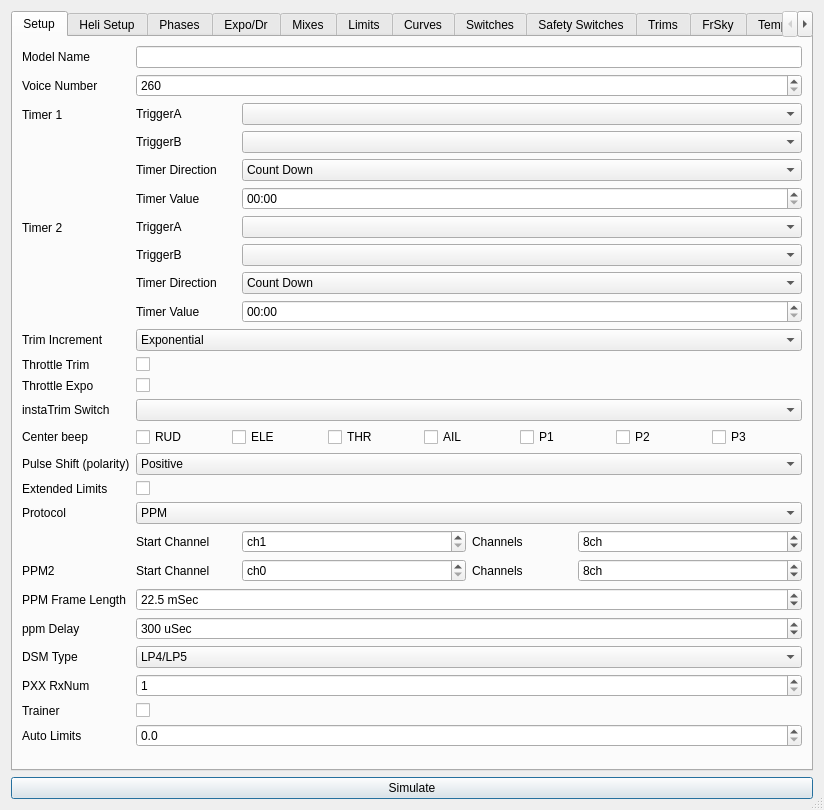
The window that src/eepskye/src/modeledit.ui (xhorizont/eepe) describes before a commit, drawn with Qt 5.
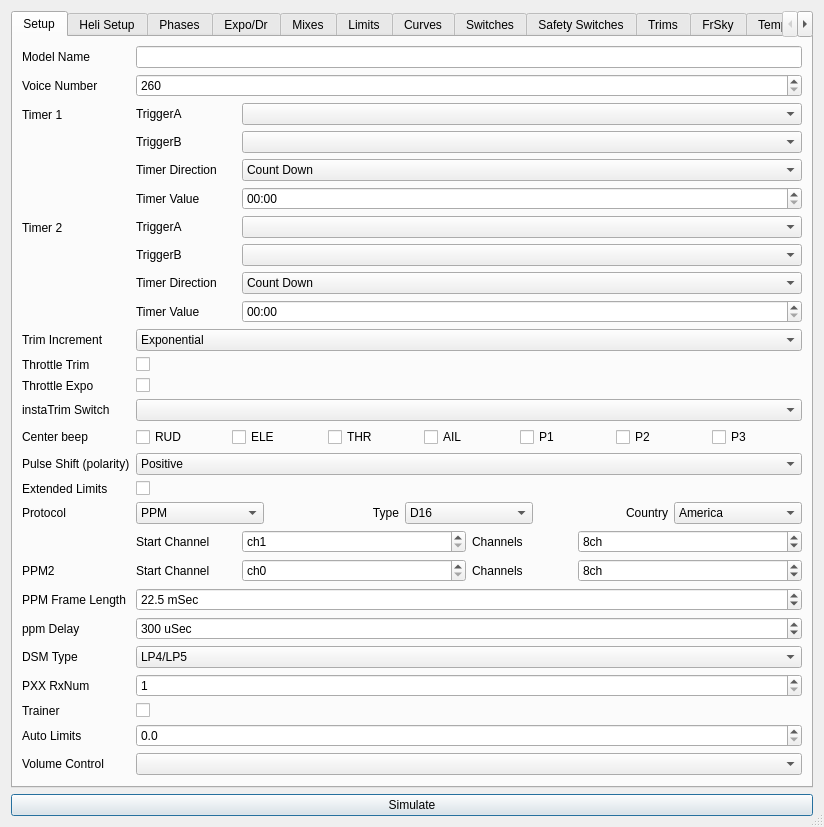
The same window after the commit. The open tabs and pages were chosen to show the change. Icons and pictures are not drawn.

Patch:
```diff
--- a/src/eepskye/src/modeledit.ui
+++ b/src/eepskye/src/modeledit.ui
@@ -429,32 +429,6 @@
          </property>
         </widget>
        </item>
-       <item row="14" column="0">
-        <widget class="QLabel" name="label_5">
-         <property name="text">
-          <string>Protocol</string>
-         </property>
-        </widget>
-       </item>
-       <item row="14" column="1">
-        <widget class="QComboBox" name="protocolCB">
-         <item>
-          <property name="text">
-           <string notr="true">PPM</string>
-          </property>
-         </item>
-         <item>
-          <property name="text">
-           <string>PXX</string>
-          </property>
-         </item>
-         <item>
-          <property name="text">
-           <string>DSM2</string>
-          </property>
-         </item>
-        </widget>
-       </item>
        <item row="17" column="1">
         <layout class="QGridLayout" name="gridLayout_28">
          <item row="0" column="0">
@@ -745,6 +719,104 @@
          </property>
         </widget>
        </item>
+       <item row="28" column="1">
+        <widget class="QComboBox" name="volumeControlCB"/>
+       </item>
+       <item row="28" column="0">
+        <widget class="QLabel" name="label_190">
+         <property name="text">
+          <string>Volume Control</string>
+         </property>
+        </widget>
+       </item>
+       <item row="15" column="1">
+        <layout class="QGridLayout" name="gridLayout_12">
+         <item row="0" column="1">
+          <widget class="QComboBox" name="protocolCB">
+           <item>
+            <property name="text">
+             <string notr="true">PPM</string>
+            </property>
+           </item>
+           <item>
+            <property name="text">
+             <string>PXX</string>
+            </property>
+           </item>
+           <item>
+            <property name="text">
+             <string>DSM2</string>
+            </property>
+           </item>
+          </widget>
+         </item>
+         <item row="0" column="2">
+          <widget class="QLabel" name="label_153">
+           <property name="text">
+            <string>Type</string>
+           </property>
+           <property name="alignment">
+            <set>Qt::AlignRight|Qt::AlignTrailing|Qt::AlignVCenter</set>
+           </property>
+          </widget>
+         </item>
+         <item row="0" column="3">
+          <widget class="QComboBox" name="typeCB">
+           <item>
+            <property name="text">
+             <string>D16</string>
+            </property>
+           </item>
+           <item>
+            <property name="text">
+             <string>D8</string>
+            </property>
+           </item>
+           <item>
+            <property name="text">
+             <string>LRP</string>
+            </property>
+           </item>
+          </widget>
+         </item>
+         <item row="0" column="4">
+          <widget class="QLabel" name="label_154">
+           <property name="text">
+            <string>Country</string>
+           </property>
+           <property name="alignment">
+            <set>Qt::AlignRight|Qt::AlignTrailing|Qt::AlignVCenter</set>
+           </property>
+          </widget>
+         </item>
+         <item row="0" column="5">
+          <widget class="QComboBox" name="countryCB">
+           <item>
+            <property name="text">
+             <string>America</string>
+            </property>
+           </item>
+           <item>
+            <property name="text">
+             <string>Japan</string>
+            </property>
+           </item>
+           <item>
+            <property name="text">
+             <string>Europe</string>
+            </property>
+           </item>
+          </widget>
+         </item>
+        </layout>
+       </item>
+       <item row="15" column="0">
+        <widget class="QLabel" name="label_5">
+         <property name="text">
+          <string>Protocol</string>
+         </property>
+        </widget>
+       </item>
       </layout>
      </widget>
      <widget class="QWidget" name="tabHeli">
```
Left out of the diff: 3 changed lines with no effect on the pictures.
